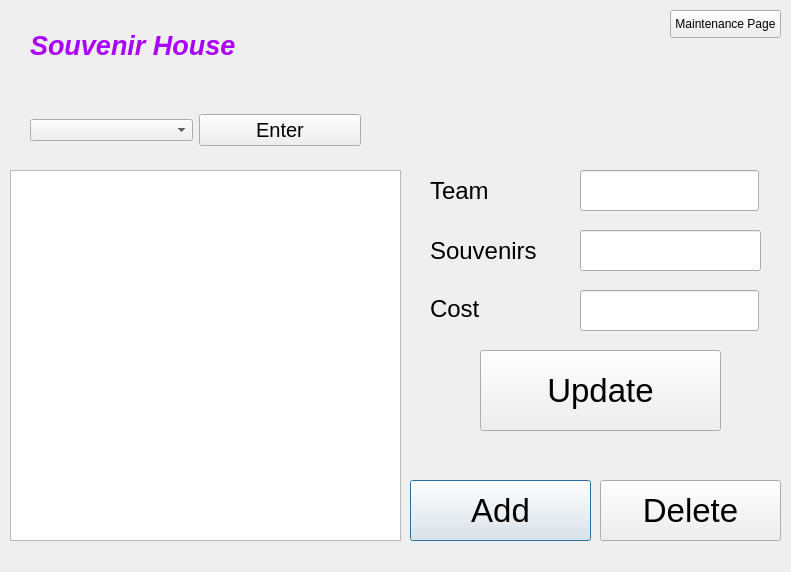
Ling2251/CS1D-Project-2-Baseball-Project, file souveniredit.ui: the form before one commit.
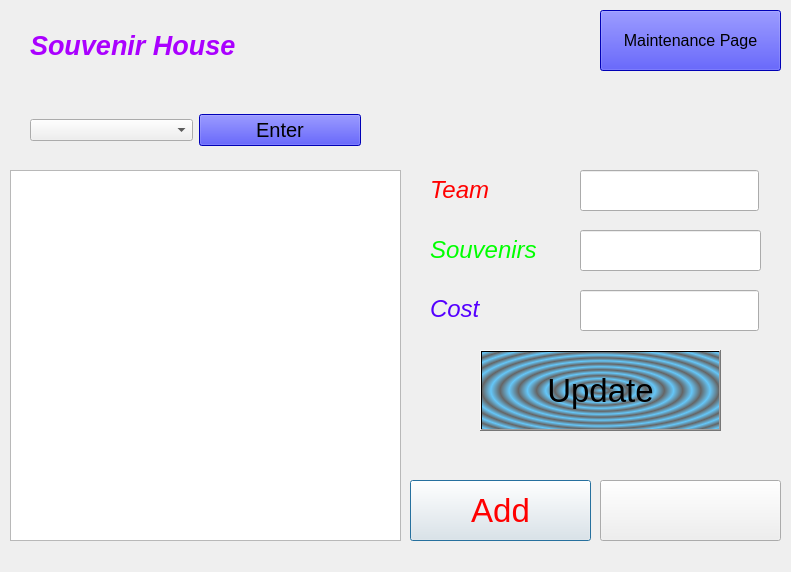
The form after the commit.

Commit message: modified souvenir page

```diff
--- a/souveniredit.ui
+++ b/souveniredit.ui
@@ -55,6 +55,9 @@
      <pointsize>25</pointsize>
     </font>
    </property>
+   <property name="styleSheet">
+    <string notr="true">color: qlineargradient(spread:pad, x1:0, y1:0, x2:0, y2:1, stop:0 rgba(255, 255, 255, 255), stop:0.495 rgba(255, 255, 255, 255), stop:0.505 rgba(255, 0, 0, 255), stop:1 rgba(255, 0, 0, 255));</string>
+   </property>
    <property name="text">
     <string>Add</string>
    </property>
@@ -73,6 +76,9 @@
      <pointsize>25</pointsize>
     </font>
    </property>
+   <property name="styleSheet">
+    <string notr="true">color: qlineargradient(spread:pad, x1:0, y1:0, x2:1, y2:0, stop:0 rgba(255, 178, 102, 255), stop:0.55 rgba(235, 148, 61, 255), stop:0.98 rgba(0, 0, 0, 255), stop:1 rgba(0, 0, 0, 0));</string>
+   </property>
    <property name="text">
     <string>Delete</string>
    </property>
@@ -91,6 +97,9 @@
      <pointsize>25</pointsize>
     </font>
    </property>
+   <property name="styleSheet">
+    <string notr="true">background-color: qradialgradient(spread:repeat, cx:0.5, cy:0.5, radius:0.077, fx:0.5, fy:0.5, stop:0 rgba(0, 169, 255, 147), stop:0.497326 rgba(0, 0, 0, 147), stop:1 rgba(0, 169, 255, 147));</string>
+   </property>
    <property name="text">
     <string>Update</string>
    </property>
@@ -110,7 +119,7 @@
     </font>
    </property>
    <property name="text">
-    <string>Team </string>
+    <string>&lt;html&gt;&lt;head/&gt;&lt;body&gt;&lt;p&gt;&lt;span style=&quot; font-style:italic; color:#ff0000;&quot;&gt;Team &lt;/span&gt;&lt;/p&gt;&lt;/body&gt;&lt;/html&gt;</string>
    </property>
   </widget>
   <widget class="QLabel" name="label_3">
@@ -128,7 +137,7 @@
     </font>
    </property>
    <property name="text">
-    <string>Souvenirs</string>
+    <string>&lt;html&gt;&lt;head/&gt;&lt;body&gt;&lt;p&gt;&lt;span style=&quot; font-style:italic; color:#00ff00;&quot;&gt;Souvenirs&lt;/span&gt;&lt;/p&gt;&lt;/body&gt;&lt;/html&gt;</string>
    </property>
   </widget>
   <widget class="QLineEdit" name="teamNameLine">
@@ -176,7 +185,7 @@
     </font>
    </property>
    <property name="text">
-    <string>Cost</string>
+    <string>&lt;html&gt;&lt;head/&gt;&lt;body&gt;&lt;p&gt;&lt;span style=&quot; font-style:italic; color:#5500ff;&quot;&gt;Cost&lt;/span&gt;&lt;/p&gt;&lt;/body&gt;&lt;/html&gt;</string>
    </property>
   </widget>
   <widget class="QWidget" name="layoutWidget">
@@ -199,6 +208,9 @@
         <pointsize>15</pointsize>
        </font>
       </property>
+      <property name="styleSheet">
+       <string notr="true">background-color: rgb(0, 0, 255);</string>
+      </property>
       <property name="text">
        <string>Enter</string>
       </property>
@@ -209,12 +221,20 @@
   <widget class="QPushButton" name="pushButton">
    <property name="geometry">
     <rect>
-     <x>670</x>
+     <x>600</x>
      <y>10</y>
-     <width>111</width>
-     <height>28</height>
+     <width>181</width>
+     <height>61</height>
     </rect>
    </property>
+   <property name="font">
+    <font>
+     <pointsize>12</pointsize>
+    </font>
+   </property>
+   <property name="styleSheet">
+    <string notr="true">background-color: rgb(0, 0, 255);</string>
+   </property>
    <property name="text">
     <string>Maintenance Page</string>
    </property>
```
